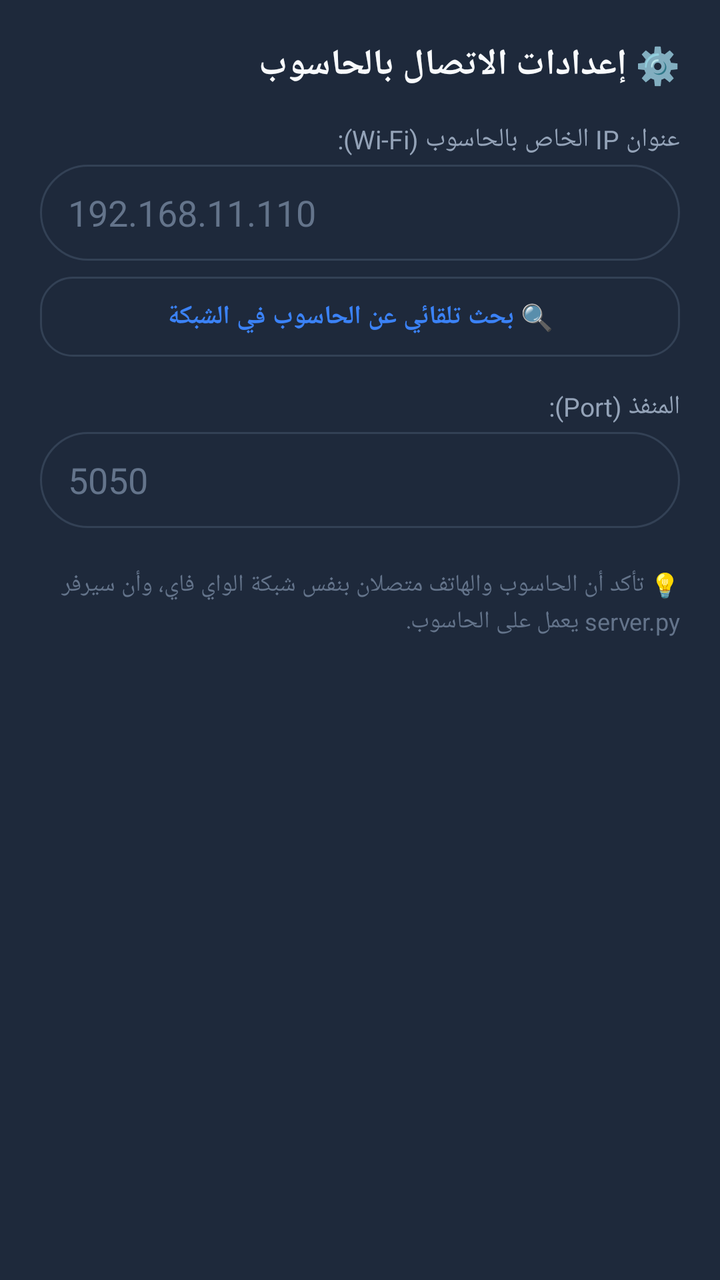
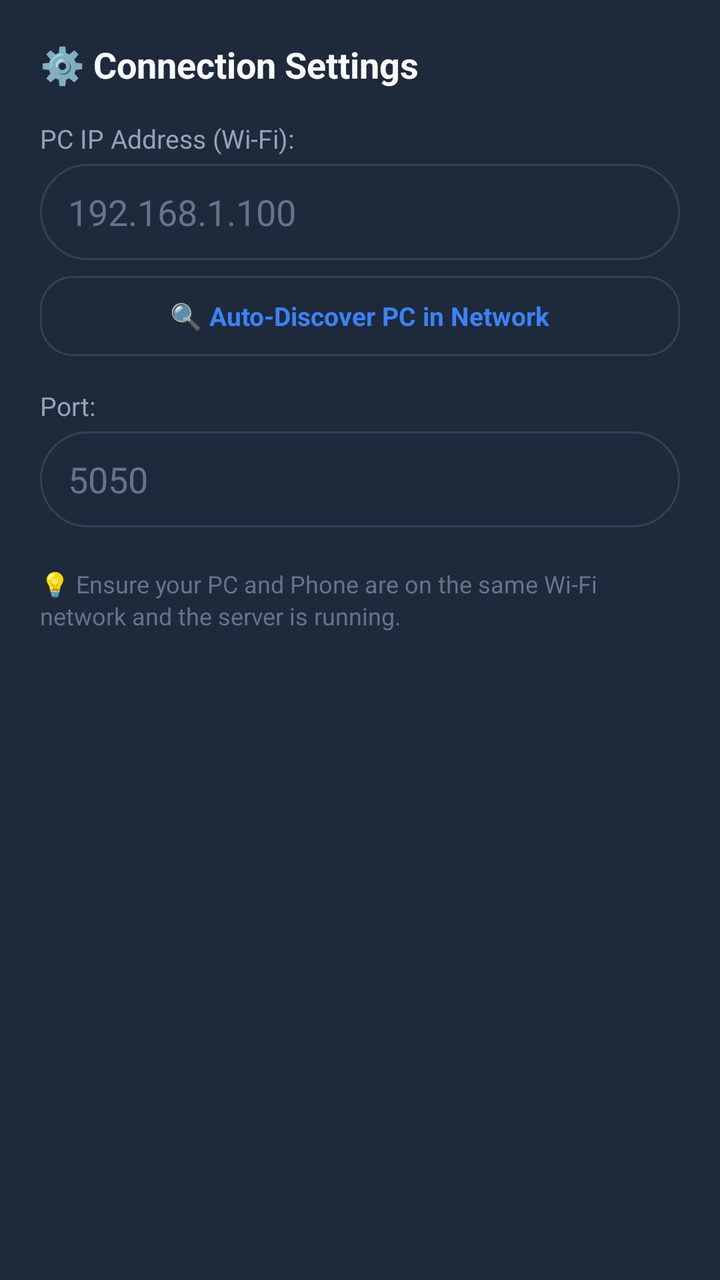

Compare the two renders of this Android layout. The source of the first and the diff that turns it into the second are given below.
<!-- AndroidManifest.xml: application theme Theme.PCRemote -->
<!-- res/layout/dialog_settings.xml -->
<?xml version="1.0" encoding="utf-8"?>
<LinearLayout xmlns:android="http://schemas.android.com/apk/res/android"
    android:layout_width="match_parent"
    android:layout_height="wrap_content"
    android:orientation="vertical"
    android:padding="20dp"
    android:background="@color/surface_dark">

    <TextView
        android:layout_width="match_parent"
        android:layout_height="wrap_content"
        android:text="⚙️ إعدادات الاتصال بالحاسوب"
        android:textColor="@color/text_primary"
        android:textSize="18sp"
        android:textStyle="bold"
        android:layout_marginBottom="16dp" />

    <TextView
        android:layout_width="match_parent"
        android:layout_height="wrap_content"
        android:text="عنوان IP الخاص بالحاسوب (Wi-Fi):"
        android:textColor="@color/text_secondary"
        android:textSize="13sp"
        android:layout_marginBottom="4dp" />

    <EditText
        android:id="@+id/etIpAddress"
        android:layout_width="match_parent"
        android:layout_height="48dp"
        android:background="@drawable/bg_input"
        android:paddingStart="14dp"
        android:paddingEnd="14dp"
        android:hint="192.168.11.110"
        android:textColorHint="@color/text_muted"
        android:textColor="@color/text_primary"
        android:inputType="textUri"
        android:layout_marginBottom="8dp" />

    <LinearLayout
        android:id="@+id/btnAutoDiscover"
        android:layout_width="match_parent"
        android:layout_height="40dp"
        android:background="@drawable/bg_chip"
        android:gravity="center"
        android:clickable="true"
        android:focusable="true"
        android:layout_marginBottom="16dp">

        <TextView
            android:id="@+id/tvAutoDiscoverText"
            android:layout_width="wrap_content"
            android:layout_height="wrap_content"
            android:text="🔍 بحث تلقائي عن الحاسوب في الشبكة"
            android:textColor="@color/accent_blue"
            android:textSize="13sp"
            android:textStyle="bold" />
    </LinearLayout>

    <TextView
        android:layout_width="match_parent"
        android:layout_height="wrap_content"
        android:text="المنفذ (Port):"
        android:textColor="@color/text_secondary"
        android:textSize="13sp"
        android:layout_marginBottom="4dp" />

    <EditText
        android:id="@+id/etPort"
        android:layout_width="match_parent"
        android:layout_height="48dp"
        android:background="@drawable/bg_input"
        android:paddingStart="14dp"
        android:paddingEnd="14dp"
        android:hint="5050"
        android:textColorHint="@color/text_muted"
        android:textColor="@color/text_primary"
        android:inputType="number"
        android:layout_marginBottom="20dp" />

    <TextView
        android:layout_width="match_parent"
        android:layout_height="wrap_content"
        android:text="💡 تأكد أن الحاسوب والهاتف متصلان بنفس شبكة الواي فاي، وأن سيرفر server.py يعمل على الحاسوب."
        android:textColor="@color/text_muted"
        android:textSize="12sp"
        android:lineSpacingExtra="2dp" />

</LinearLayout>
<!-- resources referenced by this layout -->
<resources>
  <color name="accent_blue">#3B82F6</color>
  <color name="surface_dark">#1E293B</color>
  <color name="text_muted">#64748B</color>
  <color name="text_primary">#F8FAFC</color>
  <color name="text_secondary">#94A3B8</color>
  <!-- drawable bg_chip (drawable) -->
  <?xml version="1.0" encoding="utf-8"?>
  <ripple xmlns:android="http://schemas.android.com/apk/res/android"
      android:color="@color/primary_light">
      <item>
          <shape>
              <solid android:color="@color/surface_dark" />
              <stroke android:width="1dp" android:color="@color/surface_variant" />
              <corners android:radius="16dp" />
              <padding
                  android:left="14dp"
                  android:top="8dp"
                  android:right="14dp"
                  android:bottom="8dp" />
          </shape>
      </item>
  </ripple>
  <!-- drawable bg_input (drawable) -->
  <?xml version="1.0" encoding="utf-8"?>
  <shape xmlns:android="http://schemas.android.com/apk/res/android">
      <solid android:color="@color/surface_dark" />
      <stroke android:width="1dp" android:color="@color/surface_variant" />
      <corners android:radius="24dp" />
  </shape>
  <style name="Theme.PCRemote" parent="Theme.MaterialComponents.DayNight.NoActionBar">
          
          <item name="colorPrimary">@color/primary</item>
          <item name="colorPrimaryVariant">@color/primary_dark</item>
          <item name="colorOnPrimary">@color/text_primary</item>
          
          <item name="colorSecondary">@color/accent</item>
          <item name="colorSecondaryVariant">@color/accent</item>
          <item name="colorOnSecondary">@color/text_primary</item>
          
          <item name="android:statusBarColor">@color/bg_dark</item>
          <item name="android:windowBackground">@color/bg_dark</item>
      </style>
  <color name="primary_light">#14B8A6</color>
  <color name="surface_variant">#334155</color>
  <color name="primary">#0D9488</color>
  <color name="primary_dark">#0F766E</color>
  <color name="accent">#06B6D4</color>
  <color name="bg_dark">#0F172A</color>
</resources>

<!-- the commit's change to res/layout/dialog_settings.xml (unified diff, before → after) -->
@@ -9,7 +9,7 @@
     <TextView
         android:layout_width="match_parent"
         android:layout_height="wrap_content"
-        android:text="⚙️ إعدادات الاتصال بالحاسوب"
+        android:text="⚙️ Connection Settings"
         android:textColor="@color/text_primary"
         android:textSize="18sp"
         android:textStyle="bold"
@@ -18,7 +18,7 @@
     <TextView
         android:layout_width="match_parent"
         android:layout_height="wrap_content"
-        android:text="عنوان IP الخاص بالحاسوب (Wi-Fi):"
+        android:text="PC IP Address (Wi-Fi):"
         android:textColor="@color/text_secondary"
         android:textSize="13sp"
         android:layout_marginBottom="4dp" />
@@ -30,7 +30,7 @@
         android:background="@drawable/bg_input"
         android:paddingStart="14dp"
         android:paddingEnd="14dp"
-        android:hint="192.168.11.110"
+        android:hint="192.168.1.100"
         android:textColorHint="@color/text_muted"
         android:textColor="@color/text_primary"
         android:inputType="textUri"
@@ -50,7 +50,7 @@
             android:id="@+id/tvAutoDiscoverText"
             android:layout_width="wrap_content"
             android:layout_height="wrap_content"
-            android:text="🔍 بحث تلقائي عن الحاسوب في الشبكة"
+            android:text="🔍 Auto-Discover PC in Network"
             android:textColor="@color/accent_blue"
             android:textSize="13sp"
             android:textStyle="bold" />
@@ -59,7 +59,7 @@
     <TextView
         android:layout_width="match_parent"
         android:layout_height="wrap_content"
-        android:text="المنفذ (Port):"
+        android:text="Port:"
         android:textColor="@color/text_secondary"
         android:textSize="13sp"
         android:layout_marginBottom="4dp" />
@@ -80,7 +80,7 @@
     <TextView
         android:layout_width="match_parent"
         android:layout_height="wrap_content"
-        android:text="💡 تأكد أن الحاسوب والهاتف متصلان بنفس شبكة الواي فاي، وأن سيرفر server.py يعمل على الحاسوب."
+        android:text="💡 Ensure your PC and Phone are on the same Wi-Fi network and the server is running."
         android:textColor="@color/text_muted"
         android:textSize="12sp"
         android:lineSpacingExtra="2dp" />
